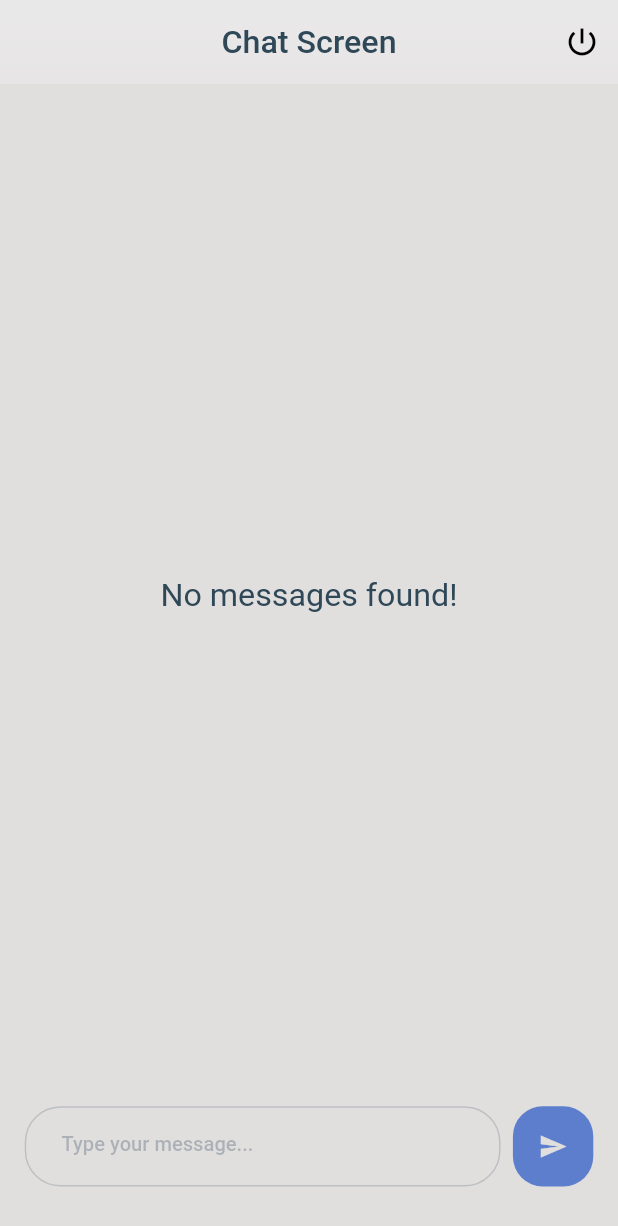
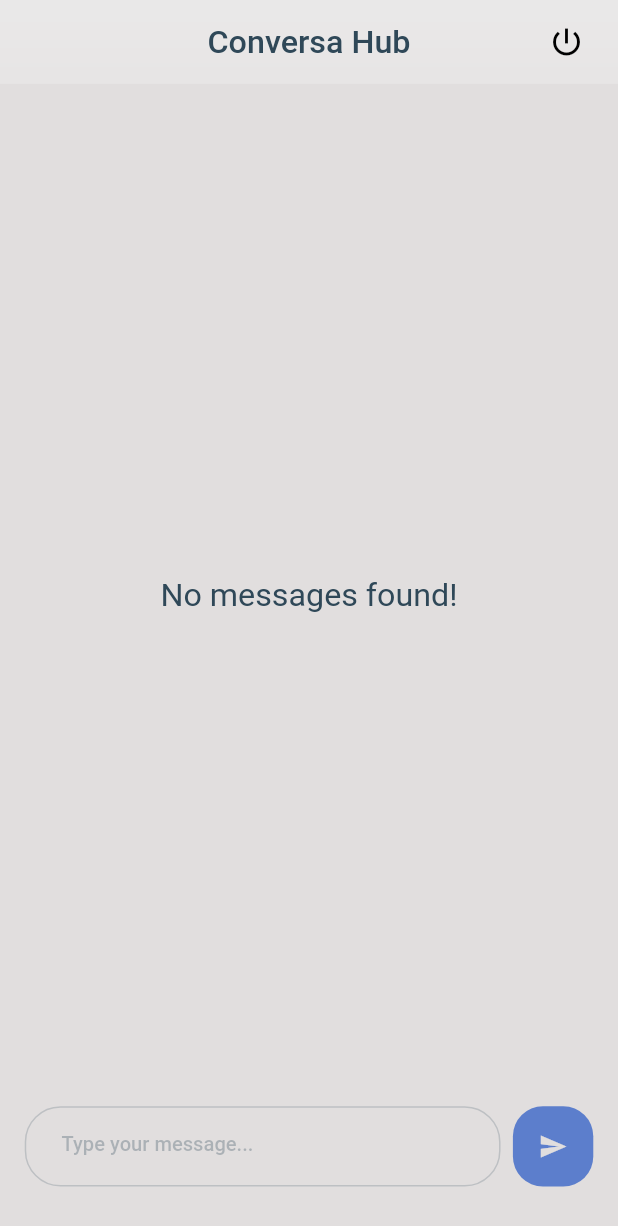
Before and after one commit to srinivas-nahak/conversa-app, a Flutter app: the screen it shows after launch, after a tap on "Unite Now!", on a phone screen of 412 x 824 dp. Shown: the top 1226 px of the screen. Run offline on Flutter 3.47's test engine with Material 2 defaults, Android fonts, the phone set to English and light mode, and no system bars; our stand-ins replace cloud_firestore, firebase_auth, firebase_core, firebase_messaging, firebase_storage, image_picker and 2 more; accounts and stored records are empty; statements that could not run were skipped.

Commit message:
Made some other optimizations

```diff
--- a/lib/main.dart
+++ b/lib/main.dart
@@ -29,6 +29,9 @@ class MyApp extends StatelessWidget {
     SystemChrome.setPreferredOrientations(
         [DeviceOrientation.portraitUp, DeviceOrientation.portraitDown]);
 
+    //Hiding the status bar
+    //SystemChrome.setEnabledSystemUIMode(SystemUiMode.immersiveSticky);
+
     return MaterialApp(
       debugShowCheckedModeBanner: false,
       theme: ThemeData().copyWith(
--- a/lib/screens/chat_screen.dart
+++ b/lib/screens/chat_screen.dart
@@ -100,43 +100,16 @@ class _ChatScreenState extends State<ChatScreen> {
         elevation: 0,
         backgroundColor: const Color(0xffefeeee).withAlpha(200),
         title: Text(
-          "Chat Screen",
+          "Conversa Hub",
           style: kBodyTextStyle,
         ),
         actions: [
-          IconButton(
-            onPressed: _signOut,
-            icon: const Icon(Icons.power_settings_new),
-          )
-        ],
-      );
-
-  PreferredSize getNewAppBar() => PreferredSize(
-        preferredSize: Size(MediaQuery.of(context).size.width, 50),
-        child: SafeArea(
-          child: ClipRRect(
-            child: BackdropFilter(
-              filter: ImageFilter.blur(sigmaX: 10, sigmaY: 10),
-              child: Text(
-                "Chat Screen",
-                style: kBodyTextStyle,
-              ),
+          Padding(
+            padding: EdgeInsets.only(right: 2.5.w),
+            child: IconButton(
+              onPressed: _signOut,
+              icon: const Icon(Icons.power_settings_new),
             ),
-          ),
-        ),
-      );
-
-  AppBar _getSimpleAppBar() => AppBar(
-        iconTheme: const IconThemeData().copyWith(color: kPrimaryColor),
-        centerTitle: true,
-        title: Text(
-          "Chat Screen",
-          style: kBodyTextStyle,
-        ),
-        actions: [
-          IconButton(
-            onPressed: () => kFirebaseAuth.signOut(),
-            icon: const Icon(Icons.power_settings_new),
           )
         ],
       );
--- a/lib/screens/login_screen.dart
+++ b/lib/screens/login_screen.dart
@@ -106,7 +106,6 @@ class _LoginScreenState extends State<LoginScreen> {
                 child: Padding(
                   padding: EdgeInsets.symmetric(horizontal: 10.w),
                   child: Column(
-                      mainAxisAlignment: MainAxisAlignment.end,
                       crossAxisAlignment: CrossAxisAlignment.center,
                       children: [
                         Expanded(
@@ -162,9 +161,8 @@ class _LoginScreenState extends State<LoginScreen> {
 
                             Navigator.push(
                               context,
-                              AnimatedPageRoute(
-                                child: const SignupScreen(),
-                              ),
+                              MaterialPageRoute(
+                                  builder: (context) => const SignupScreen()),
                             );
                           },
                           child: Text(
--- a/lib/screens/signup_screen.dart
+++ b/lib/screens/signup_screen.dart
@@ -150,7 +150,7 @@ class _SignupScreenState extends State<SignupScreen> {
                           _selectedImage = pickedImageFile;
                         },
                       ),
-                      SizedBox(height: 5.h),
+                      SizedBox(height: 7.h),
                       UserAuthenticationTextField(
                         label: "User Name",
                         hintText: "Enter your username",
--- a/lib/screens/welcome_screen.dart
+++ b/lib/screens/welcome_screen.dart
@@ -37,7 +37,7 @@ class WelcomeScreen extends StatelessWidget {
                     const [
                       "**",
                     ],
-                    value: 80,
+                    value: 90,
                   ),
                   ValueDelegate.transformPosition(
                     const ["Square", "**"],
@@ -81,7 +81,7 @@ class WelcomeScreen extends StatelessWidget {
                     flex: 3,
                   ),
                   AnimatedButton(
-                      width: 60.w,
+                      height: 8.h,
                       btnText: "Unite Now!",
                       onPressed: () {
                         Navigator.pushReplacement(
--- a/lib/utilities/user_image_picker.dart
+++ b/lib/utilities/user_image_picker.dart
@@ -21,7 +21,7 @@ class _UserImagePickerState extends State<UserImagePicker> {
   void _pickImage() async {
     final pickedImage = await ImagePicker().pickImage(
       source: ImageSource.gallery,
-      imageQuality: 70,
+      // imageQuality: 70,
       maxWidth: 150,
     );
 
```
Also changed, not shown: lib/utilities/message_bubble.dart (+4 -3 lines).
